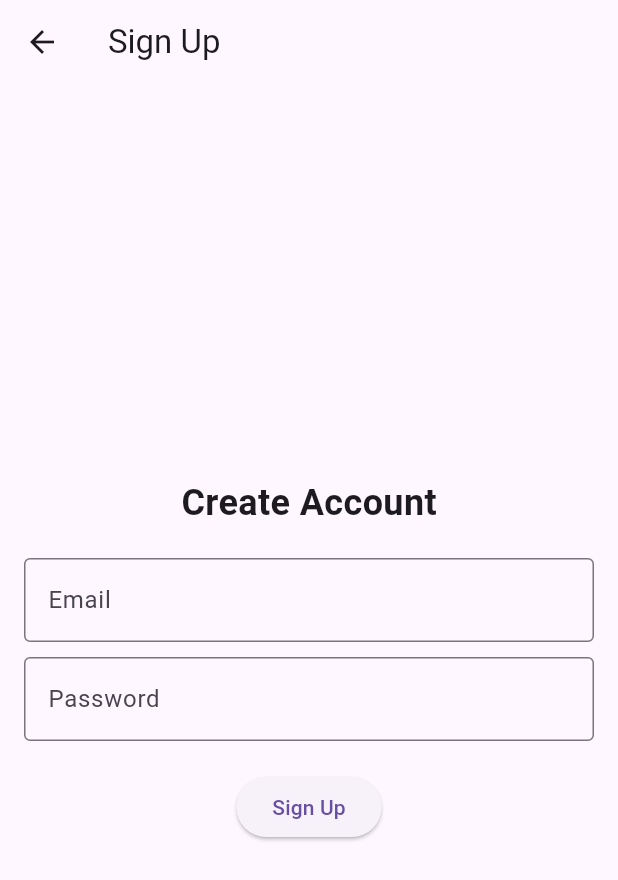
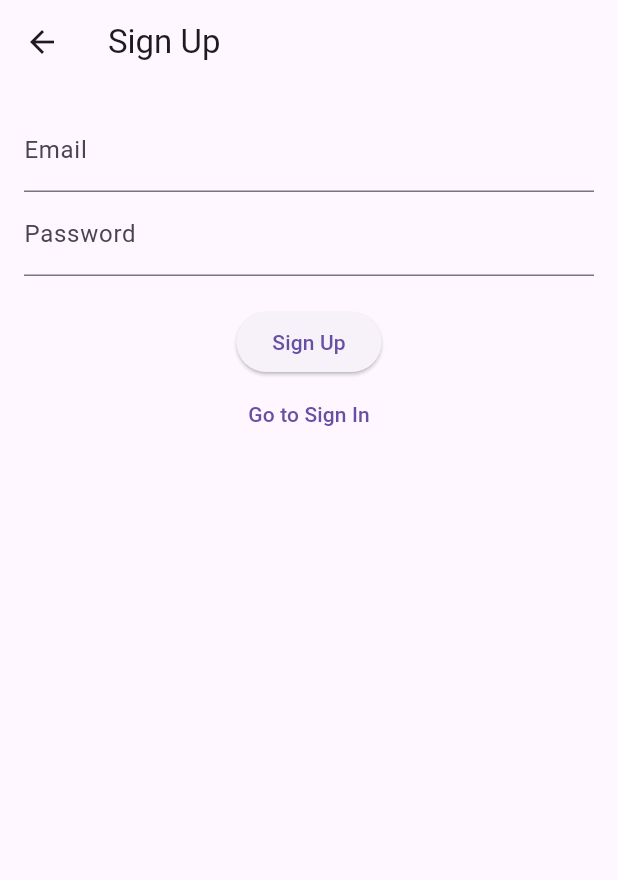
Before and after one commit to Aagash21/image-upload, a Flutter app: the screen it shows after launch, after a tap on "Go to Sign Up", on a phone screen of 412 x 824 dp. Shown: the top 880 px of the screen. Run offline on Flutter 3.47's test engine with Material 3 defaults, Android fonts, the light colour scheme and no system bars; our stand-ins replace firebase_auth, firebase_core, firebase_storage, image_picker; accounts and stored records are empty; network calls fail.

```diff
--- a/lib/main.dart
+++ b/lib/main.dart
@@ -1,7 +1,10 @@
+import 'package:firebase_core/firebase_core.dart';
 import 'package:flutter/material.dart';
-import 'sign_in_screen.dart';
+import 'package:firebase_auth/firebase_auth.dart';
 
-void main() {
+void main() async {
+  WidgetsFlutterBinding.ensureInitialized();
+  await Firebase.initializeApp();
   runApp(MyApp());
 }
 
@@ -9,8 +12,155 @@ class MyApp extends StatelessWidget {
   @override
   Widget build(BuildContext context) {
     return MaterialApp(
-      title: 'Image Upload App',
-      home: SignInScreen(),
+      title: 'Flutter Firebase Auth',
+      theme: ThemeData(primarySwatch: Colors.blue),
+      home: SignInScreen(), // Start with Sign In Screen
     );
   }
 }
+
+// Sign In Screen
+class SignInScreen extends StatefulWidget {
+  @override
+  _SignInScreenState createState() => _SignInScreenState();
+}
+
+class _SignInScreenState extends State<SignInScreen> {
+  final FirebaseAuth _auth = FirebaseAuth.instance;
+  final TextEditingController _emailController = TextEditingController();
+  final TextEditingController _passwordController = TextEditingController();
+
+  Future<void> _signIn() async {
+    try {
+      UserCredential userCredential = await _auth.signInWithEmailAndPassword(
+        email: _emailController.text,
+        password: _passwordController.text,
+      );
+      // Navigate to Home Screen after successful sign-in
+      Navigator.pushReplacement(
+        context,
+        MaterialPageRoute(builder: (context) => HomeScreen()),
+      );
+    } catch (e) {
+      print(e); // Handle error
+      ScaffoldMessenger.of(context).showSnackBar(
+        SnackBar(content: Text('Sign in failed: $e')),
+      );
+    }
+  }
+
+  @override
+  Widget build(BuildContext context) {
+    return Scaffold(
+      appBar: AppBar(title: Text('Sign In')),
+      body: Padding(
+        padding: const EdgeInsets.all(16.0),
+        child: Column(
+          children: [
+            TextField(
+              controller: _emailController,
+              decoration: InputDecoration(labelText: 'Email'),
+            ),
+            TextField(
+              controller: _passwordController,
+              decoration: InputDecoration(labelText: 'Password'),
+              obscureText: true,
+            ),
+            SizedBox(height: 20),
+            ElevatedButton(
+              onPressed: _signIn,
+              child: Text('Sign In'),
+            ),
+            TextButton(
+              onPressed: () {
+                Navigator.push(
+                  context,
+                  MaterialPageRoute(builder: (context) => SignUpScreen()),
+                );
+              },
+              child: Text('Go to Sign Up'),
+            ),
+          ],
+        ),
+      ),
+    );
+  }
+}
+
+// Sign Up Screen
+class SignUpScreen extends StatefulWidget {
+  @override
+  _SignUpScreenState createState() => _SignUpScreenState();
+}
+
+class _SignUpScreenState extends State<SignUpScreen> {
+  final FirebaseAuth _auth = FirebaseAuth.instance;
+  final TextEditingController _emailController = TextEditingController();
+  final TextEditingController _passwordController = TextEditingController();
+
+  Future<void> _signUp() async {
+    try {
+      UserCredential userCredential = await _auth.createUserWithEmailAndPassword(
+        email: _emailController.text,
+        password: _passwordController.text,
+      );
+      // Navigate to Home Screen after successful sign-up
+      Navigator.pushReplacement(
+        context,
+        MaterialPageRoute(builder: (context) => HomeScreen()),
+      );
+    } catch (e) {
+      print(e); // Handle error
+      ScaffoldMessenger.of(context).showSnackBar(
+        SnackBar(content: Text('Sign up failed: $e')),
+      );
+    }
+  }
+
+  @override
+  Widget build(BuildContext context) {
+    return Scaffold(
+      appBar: AppBar(title: Text('Sign Up')),
+      body: Padding(
+        padding: const EdgeInsets.all(16.0),
+        child: Column(
+          children: [
+            TextField(
+              controller: _emailController,
+              decoration: InputDecoration(labelText: 'Email'),
+            ),
+            TextField(
+              controller: _passwordController,
+              decoration: InputDecoration(labelText: 'Password'),
+              obscureText: true,
+            ),
+            SizedBox(height: 20),
+            ElevatedButton(
+              onPressed: _signUp,
+              child: Text('Sign Up'),
+            ),
+            TextButton(
+              onPressed: () {
+                Navigator.pop(context); // Go back to Sign In
+              },
+              child: Text('Go to Sign In'),
+            ),
+          ],
+        ),
+      ),
+    );
+  }
+}
+
+// Home Screen
+class HomeScreen extends StatelessWidget {
+  @override
+  Widget build(BuildContext context) {
+    return Scaffold(
+      appBar: AppBar(title: Text('Home')),
+      body: Center(
+        child: Text('Welcome to the Home Screen!'),
+      ),
+    );
+  }
+}
```
Also changed, not shown: 2 other files.
